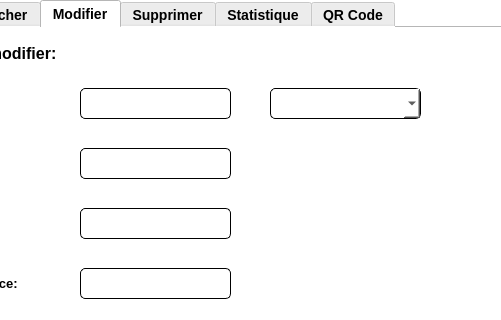
The window that adherent/mainwindow.ui (OussemaDv/Smart_Coworking_Space_2A39) describes before a commit, drawn with Qt 5; both pictures show x 312 to 813 and y 0 to 320 of the 926 by 470 pixel window.
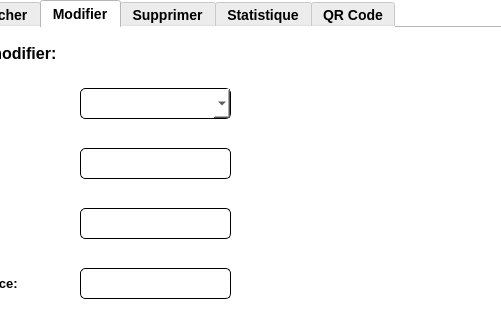
The same window after the commit. The open tabs and pages were chosen to show the change. Icons and pictures are not drawn.

The edit to the form file:
```diff
--- a/adherent/mainwindow.ui
+++ b/adherent/mainwindow.ui
@@ -660,25 +660,6 @@
      <attribute name="title">
       <string>Modifier</string>
      </attribute>
-     <widget class="QLineEdit" name="mod_cin">
-      <property name="geometry">
-       <rect>
-        <x>190</x>
-        <y>60</y>
-        <width>151</width>
-        <height>31</height>
-       </rect>
-      </property>
-      <property name="styleSheet">
-       <string notr="true">border: 1px solid;
-border-radius: 5px;
-padding: 1px 18px 1px 3px;
-min-width: 6em;
-color: rgb(0, 0, 0);
-font-size: 12px;
-font:bold;</string>
-      </property>
-     </widget>
      <widget class="QLabel" name="label_28">
       <property name="geometry">
        <rect>
@@ -920,10 +901,10 @@
        <string/>
       </property>
      </widget>
-     <widget class="QComboBox" name="mod_cinn">
+     <widget class="QComboBox" name="mod_cin">
       <property name="geometry">
        <rect>
-        <x>380</x>
+        <x>190</x>
         <y>60</y>
         <width>151</width>
         <height>31</height>
@@ -932,8 +913,6 @@
       <property name="styleSheet">
        <string notr="true">border: 1px solid;
 border-radius: 5px;
-padding: 1px 18px 1px 3px;
-min-width: 6em;
 color: rgb(0, 0, 0);
 font-size: 12px;
 font:bold;</string>
```
Left out of the diff: 4 changed lines with no effect on the pictures.
